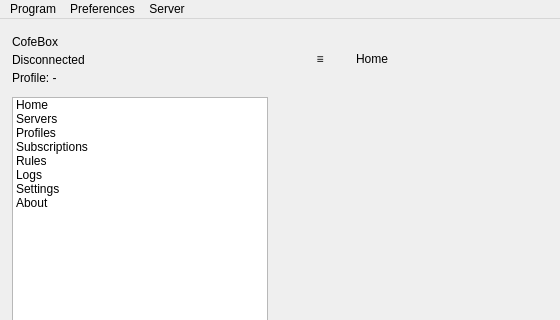
Before: the Qt Designer form ui/mainwindow.ui in cofedish/cofe-nekobox, drawn with Qt 5; both pictures show x 0 to 560 and y 0 to 320 of the 1200 by 760 pixel window.
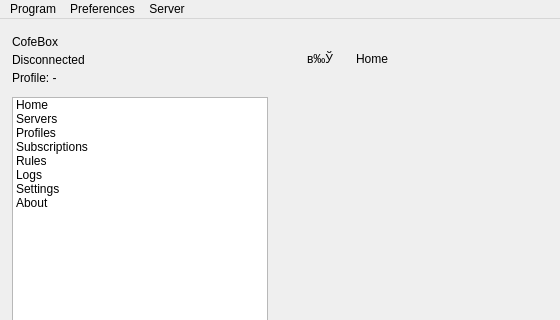
After: the same form once the commit is applied. Custom widgets are drawn as their Qt base class.

Diff of the .ui file:
```diff
--- a/ui/mainwindow.ui
+++ b/ui/mainwindow.ui
@@ -301,7 +301,7 @@
              </size>
             </property>
             <property name="text">
-             <string>≡</string>
+             <string>в‰Ў</string>
             </property>
             <property name="toolButtonStyle">
              <enum>Qt::ToolButtonIconOnly</enum>
```
Left out of the diff: 3 changed lines with no effect on the pictures.
